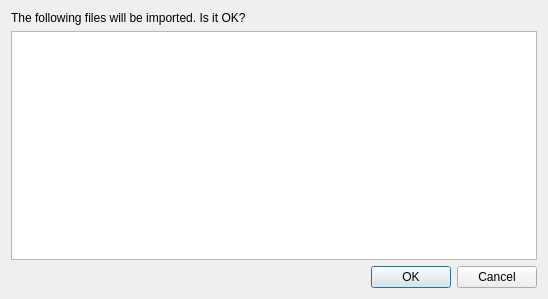
Above: libs/geodata/netcdf/geodatanetcdffilelistdialog.ui from i-RIC/prepost-gui before the change. Below: the same form after it.
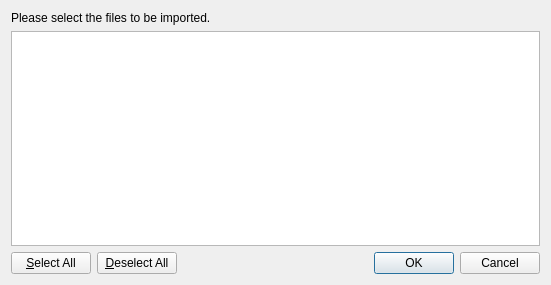
That is the form after the change.

```diff
--- a/libs/geodata/netcdf/geodatanetcdffilelistdialog.ui
+++ b/libs/geodata/netcdf/geodatanetcdffilelistdialog.ui
@@ -6,8 +6,8 @@
    <rect>
     <x>0</x>
     <y>0</y>
-    <width>548</width>
-    <height>299</height>
+    <width>551</width>
+    <height>285</height>
    </rect>
   </property>
   <property name="windowTitle">
@@ -17,7 +17,7 @@
    <item>
     <widget class="QLabel" name="infoLabel">
      <property name="text">
-      <string>The following files will be imported. Is it OK?</string>
+      <string>Please select the files to be imported.</string>
      </property>
     </widget>
    </item>
@@ -27,6 +27,35 @@
       <set>QAbstractItemView::NoEditTriggers</set>
      </property>
     </widget>
+   </item>
+   <item>
+    <layout class="QHBoxLayout" name="horizontalLayout">
+     <item>
+      <widget class="QPushButton" name="selectAllButton">
+       <property name="text">
+        <string>&amp;Select All</string>
+       </property>
+      </widget>
+     </item>
+     <item>
+      <widget class="QPushButton" name="deselectAllButton">
+       <property name="text">
+        <string>&amp;Deselect All</string>
+       </property>
+      </widget>
+     </item>
+     <item>
+      <spacer name="horizontalSpacer">
+       <property name="orientation">
+        <enum>Qt::Horizontal</enum>
+       </property>
+       <property name="sizeHint" stdset="0">
+        <size>
+         <width>40</width>
+         <height>20</height>
+        </size>
+       </property>
+      </spacer>
    </item>
    <item>
     <widget class="QDialogButtonBox" name="buttonBox">
@@ -37,6 +66,8 @@
       <set>QDialogButtonBox::Cancel|QDialogButtonBox::Ok</set>
      </property>
     </widget>
+     </item>
+    </layout>
    </item>
   </layout>
  </widget>
```
Left out of the diff: 3 changed lines with no effect on the pictures. Lines whose indentation alone changed are shown as unchanged.
